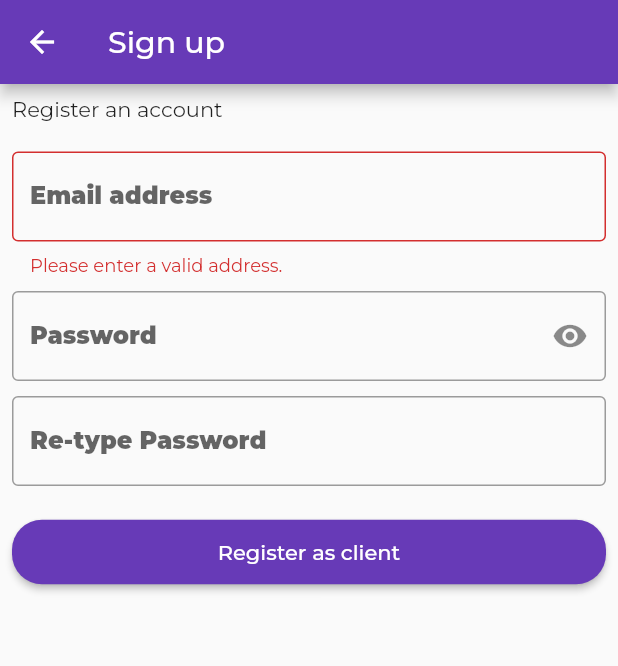
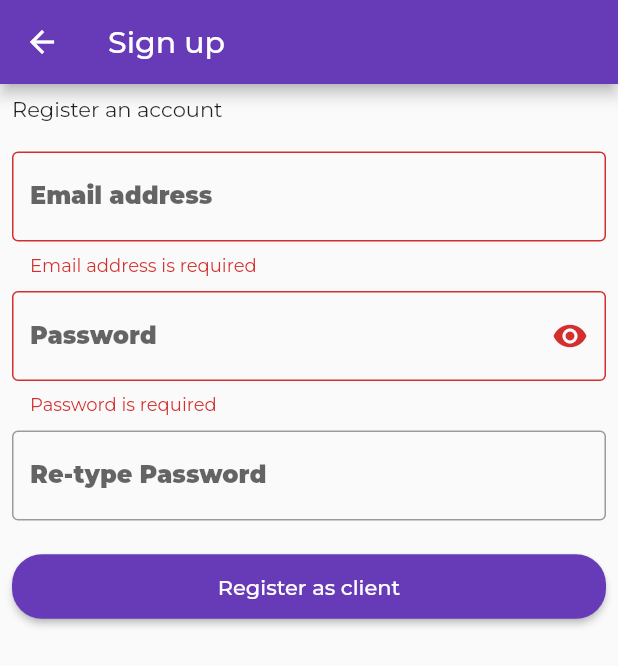
Before and after one commit to dickslomibao/contact_tracing, a Flutter app: the RegisterUser screen opened directly, after a tap on "Register as client", on a phone screen of 412 x 824 dp. Shown: the top 666 px of the screen. Run offline on Flutter 3.47's test engine with Material 2 defaults, Android fonts, the phone set to English and light mode, and no system bars; our stand-ins replace firebase_auth, firebase_core, flutter_easyloading, google_fonts; accounts and stored records are empty.

Commit message:
change error

```diff
--- a/lib/view/screens/register_client.dart
+++ b/lib/view/screens/register_client.dart
@@ -39,8 +39,6 @@ class _RegisterUserState extends State<RegisterUser> {
     }
   }
 
-
-
   @override
   Widget build(BuildContext context) {
     return Scaffold(
@@ -59,10 +57,10 @@ class _RegisterUserState extends State<RegisterUser> {
                 height: 20,
               ),
               TextFormField(
-                controller:  emailController,
-                  validator: (value) {
-                  if(value == null || value.isEmpty){
-                    return "Please enter a valid address.";
+                controller: emailController,
+                validator: (value) {
+                  if (value == null || value.isEmpty) {
+                    return "Email address is required";
                   }
                   return null;
                 },
@@ -79,7 +77,12 @@ class _RegisterUserState extends State<RegisterUser> {
               ),
               TextFormField(
                 controller: passwordController,
-
+                validator: (value) {
+                  if (value == null || value.isEmpty) {
+                    return "Password is required";
+                  }
+                  return null;
+                },
                 obscureText: showPassword,
                 style: const TextStyle(
                   fontSize: 16,
@@ -116,7 +119,7 @@ class _RegisterUserState extends State<RegisterUser> {
               ),
               ElevatedButton(
                 onPressed: () {
-                   _formKey.currentState!.validate();
+                  _formKey.currentState!.validate();
                 },
                 style: ElevatedButton.styleFrom(
                   shape: roundedBtn,
```
Also changed, not shown: pubspec.lock.
